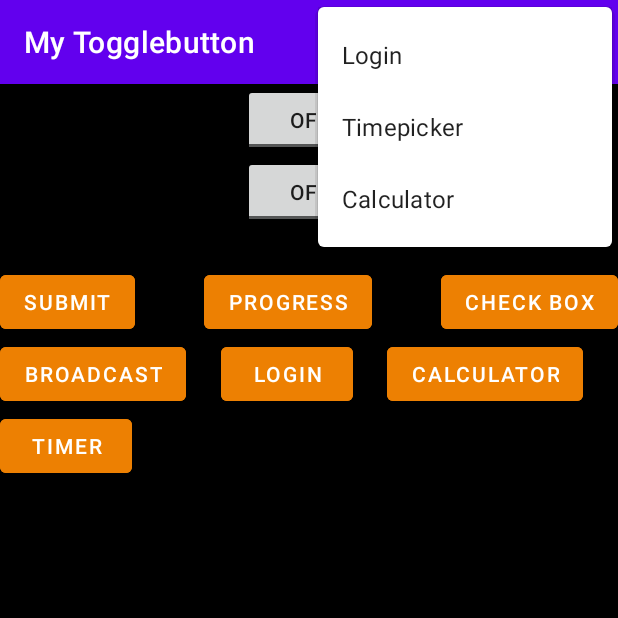
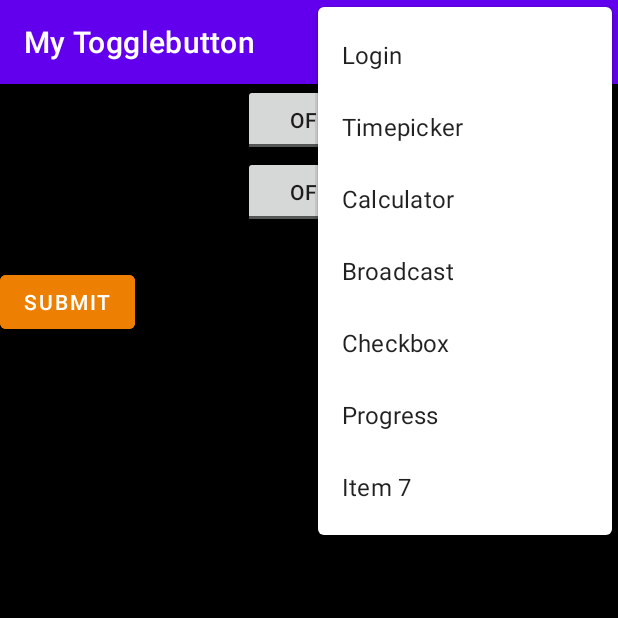
Before and after one commit to 5hr1ganesh/myAppl1cation2, an Android app: the screen it shows after launch (MainActivity), with the options menu open, on a phone screen of 412 x 824 dp, the top half of it. Run offline under Robolectric (Android 15) with nearby library versions, the phone set to English and light mode, and no system bars.

Commit message:
Most buttons shifted to menu

```diff
--- a/app/src/main/java/com/dharamveer/mytogglebutton/MainActivity.java
+++ b/app/src/main/java/com/dharamveer/mytogglebutton/MainActivity.java
@@ -18,7 +18,8 @@ import com.dharamveer.mytogglebutton.receiver.MyReceiver;
 public class MainActivity extends AppCompatActivity {
 
     private ToggleButton toggleButton1, toggleButton2;
-    private Button buttonSubmit, buttonProgress, buttonCheckBox, buttonBroadcast, buttonLogin, buttonCalculator, buttonTimepicker;
+    private Button buttonSubmit;
+
     @Override
     protected void onCreate(Bundle savedInstanceState) {
         super.onCreate(savedInstanceState);
@@ -26,69 +27,23 @@ public class MainActivity extends AppCompatActivity {
 
         addListenerOnButtonClick();
 
-        buttonProgress = (Button) findViewById(R.id.buttonProgressBar);
-        buttonCheckBox = (Button) findViewById(R.id.btnCheckBox);
-        buttonBroadcast = (Button) findViewById(R.id.btnBroadcast);
-        buttonLogin = (Button) findViewById(R.id.btnLogin);
-        buttonCalculator = (Button) findViewById(R.id.btnCalculator);
-        buttonTimepicker = (Button) findViewById(R.id.btnTimepicker) ;
+        }
 
-        buttonProgress.setOnClickListener(v -> {
-            Toast.makeText(this, "loading", Toast.LENGTH_SHORT).show();
 
-            Intent i = new Intent(this, ProgressBarActivity.class);
-            this.startActivity(i);
-        });
 
-        buttonCheckBox.setOnClickListener(v -> {
-            Toast.makeText(this, "loading", Toast.LENGTH_SHORT).show();
-
-            Intent i = new Intent(this, CheckBoxActivity.class);
-            this.startActivity(i);
-        });
-
-        buttonBroadcast.setOnClickListener(v -> {
-            Toast.makeText(this, "loading", Toast.LENGTH_SHORT).show();
-
-            Intent i = new Intent(this, BroadcastExample.class);
-            this.startActivity(i);
-        });
-
-        buttonLogin.setOnClickListener(v -> {
-            Toast.makeText(this, "loading Form", Toast.LENGTH_SHORT).show();
-
-            Intent i = new Intent(this, LoginForm.class);
-            this.startActivity(i);
-        });
-
-        buttonCalculator.setOnClickListener(v -> {
-            Toast.makeText(this, "loading Calculator", Toast.LENGTH_SHORT).show();
-
-            Intent i = new Intent(this, CalculatorActivity.class);
-            this.startActivity(i);
-        });
-
-        buttonTimepicker.setOnClickListener(v -> {
-            Toast.makeText(this, "loading", Toast.LENGTH_SHORT).show();
-
-            Intent i = new Intent(this, Timepicker.class);
-            this.startActivity(i);
-        });
-    }
 
     private void addListenerOnButtonClick() {
-        toggleButton1=(ToggleButton)findViewById(R.id.toggleButton1);
-        toggleButton2=(ToggleButton)findViewById(R.id.toggleButton2);
-        buttonSubmit=(Button)findViewById(R.id.button);
+        toggleButton1 = (ToggleButton) findViewById(R.id.toggleButton1);
+        toggleButton2 = (ToggleButton) findViewById(R.id.toggleButton2);
+        buttonSubmit = (Button) findViewById(R.id.button);
 
-        buttonSubmit.setOnClickListener (new View.OnClickListener()
-        {
+        buttonSubmit.setOnClickListener(new View.OnClickListener() {
             @Override
-            public void onClick(View view){
-                StringBuilder result=new StringBuilder();
+            public void onClick(View view) {
+                StringBuilder result = new StringBuilder();
                 result.append("ToggleButton1:").append(toggleButton1.getText());
                 result.append("\nToggleButton2:").append((toggleButton2.getText()));
-                Toast.makeText(getApplicationContext(),result.toString(),Toast.LENGTH_LONG).show();
+                Toast.makeText(getApplicationContext(), result.toString(), Toast.LENGTH_LONG).show();
             }
         });
     }
@@ -104,15 +59,27 @@ public class MainActivity extends AppCompatActivity {
         switch (item.getItemId()) {
             case R.id.item1:
                 Toast.makeText(this, item.getTitle(), Toast.LENGTH_SHORT).show();
-                startActivity(new Intent(this,LoginForm.class));
+                startActivity(new Intent(this, LoginForm.class));
                 return true;
             case R.id.item2:
                 Toast.makeText(this, item.getTitle(), Toast.LENGTH_SHORT).show();
-                startActivity(new Intent(this,Timepicker.class));
+                startActivity(new Intent(this, Timepicker.class));
                 return true;
             case R.id.item3:
                 Toast.makeText(this, item.getTitle(), Toast.LENGTH_SHORT).show();
-                startActivity(new Intent(this,CalculatorActivity.class));
+                startActivity(new Intent(this, CalculatorActivity.class));
+                return true;
+            case R.id.item4:
+                Toast.makeText(this, item.getTitle(), Toast.LENGTH_SHORT).show();
+                startActivity(new Intent(this, BroadcastExample.class));
+                return true;
+            case R.id.item5:
+                Toast.makeText(this, item.getTitle(), Toast.LENGTH_SHORT).show();
+                startActivity(new Intent(this, CheckBoxActivity.class));
+                return true;
+            case R.id.item6:
+                Toast.makeText(this, item.getTitle(), Toast.LENGTH_SHORT).show();
+                startActivity(new Intent(this, ProgressBarActivity.class));
                 return true;
             default:
                 return super.onOptionsItemSelected(item);
--- a/app/src/main/res/layout/activity_main.xml
+++ b/app/src/main/res/layout/activity_main.xml
@@ -41,63 +41,4 @@
         app:layout_constraintStart_toStartOf="parent"
         app:layout_constraintTop_toBottomOf="@id/toggleButton2" />
 
-    <Button
-        android:id="@+id/buttonProgressBar"
-        android:layout_width="wrap_content"
-        android:layout_height="wrap_content"
-        android:backgroundTint="@color/Orange"
-        android:text="Progress"
-        app:layout_constraintTop_toTopOf="@id/button"
-        app:layout_constraintStart_toEndOf="@+id/button"
-        app:layout_constraintEnd_toStartOf="@id/btnCheckBox"
-        app:layout_constraintBottom_toBottomOf="@id/button" />
-
-    <Button
-        android:id="@+id/btnCheckBox"
-        android:layout_width="wrap_content"
-        android:layout_height="wrap_content"
-        android:backgroundTint="@color/Orange"
-        android:text="Check Box"
-        app:layout_constraintBottom_toBottomOf="@id/buttonProgressBar"
-        app:layout_constraintEnd_toEndOf="parent"
-        app:layout_constraintTop_toTopOf="@id/buttonProgressBar" />
-
-    <Button
-        android:id="@+id/btnBroadcast"
-        android:layout_width="wrap_content"
-        android:layout_height="wrap_content"
-        android:backgroundTint="@color/Orange"
-        android:text="Broadcast"
-        app:layout_constraintStart_toStartOf="parent"
-        app:layout_constraintTop_toBottomOf="@id/button" />
-
-    <Button
-        android:id="@+id/btnLogin"
-        android:layout_width="wrap_content"
-        android:layout_height="wrap_content"
-        android:backgroundTint="@color/Orange"
-        android:text="Login"
-        app:layout_constraintEnd_toStartOf="@id/btnCalculator"
-        app:layout_constraintStart_toEndOf="@id/btnBroadcast"
-        app:layout_constraintTop_toBottomOf="@id/button" />
-
-    <Button
-        android:id="@+id/btnCalculator"
-        android:layout_width="wrap_content"
-        android:layout_height="wrap_content"
-        android:backgroundTint="@color/Orange"
-        android:text="Calculator"
-        app:layout_constraintEnd_toEndOf="parent"
-        app:layout_constraintStart_toEndOf="@id/btnLogin"
-        app:layout_constraintTop_toBottomOf="@id/button" />
-
-    <Button
-        android:id="@+id/btnTimepicker"
-        android:layout_width="wrap_content"
-        android:layout_height="wrap_content"
-        android:backgroundTint="@color/Orange"
-        android:text="Timer"
-        app:layout_constraintStart_toStartOf="@+id/btnBroadcast"
-        app:layout_constraintTop_toBottomOf="@id/btnBroadcast" />
-
 </androidx.constraintlayout.widget.ConstraintLayout>
--- a/app/src/main/res/menu/opt.xml
+++ b/app/src/main/res/menu/opt.xml
@@ -1,12 +1,31 @@
 <?xml version="1.0" encoding="utf-8"?>
 <menu xmlns:android="http://schemas.android.com/apk/res/android"
     xmlns:app="http://schemas.android.com/apk/res-auto">
-    <item  android:id="@+id/item1"
-        android:title="Login"
-        />
-    <item  android:id="@+id/item2"
-        android:title="Timepicker"/>
-    <item  android:id="@+id/item3"
+    <item
+        android:id="@+id/item1"
+        android:title="Login" />
+    <item
+        android:id="@+id/item2"
+        android:title="Timepicker" />
+    <item
+        android:id="@+id/item3"
         android:title="Calculator"
-        app:showAsAction="withText"/>
+        app:showAsAction="withText" />
+    <item
+        android:id="@+id/item4"
+        android:title="Broadcast"
+        app:showAsAction="withText" />
+    <item
+        android:id="@+id/item5"
+        android:title="Checkbox"
+        app:showAsAction="withText" />
+    <item
+        android:id="@+id/item6"
+        android:title="Progress"
+        app:showAsAction="withText" />
+    <item
+        android:id="@+id/item7"
+        android:title="Item 7"
+        app:showAsAction="withText" />
+
 </menu>
```
